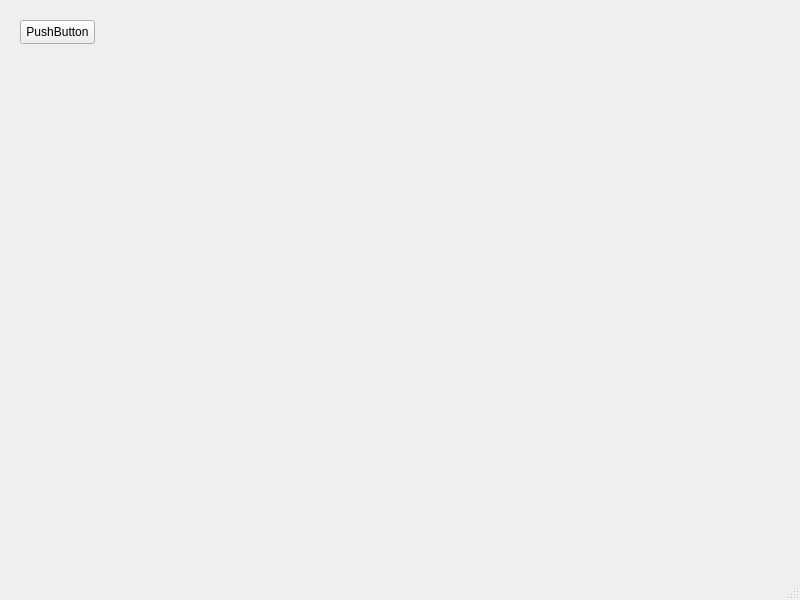
ChaseTheCrim/PhotoMagic, file arayuz.ui: the form before one commit.
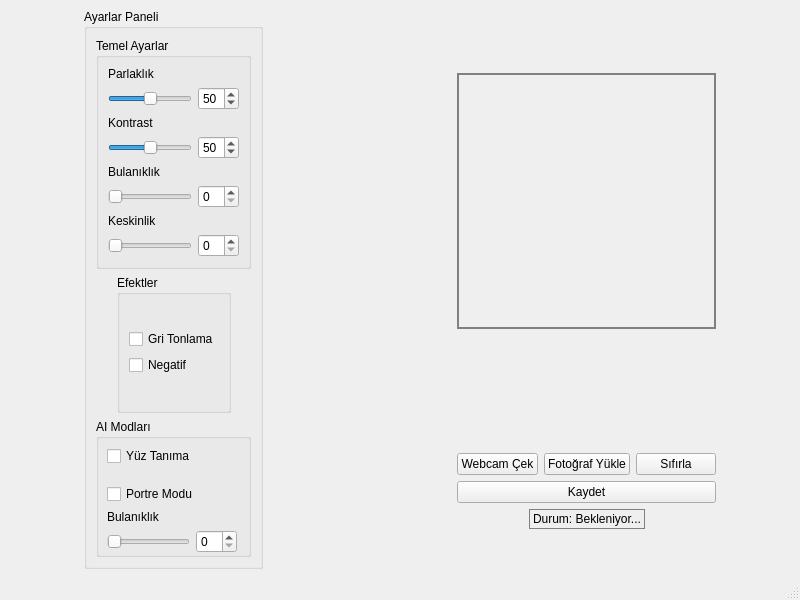
The form after the commit.

Commit message: gerekli kütüphaneler eklendi, UI eklendi, backend ve UI bağlantısı kuruldu.

What changed in the file:
```diff
--- a/arayuz.ui
+++ b/arayuz.ui
@@ -13,20 +13,470 @@
   <property name="windowTitle">
    <string>MainWindow</string>
   </property>
+  <property name="styleSheet">
+   <string notr="true"/>
+  </property>
   <widget class="QWidget" name="centralwidget">
-   <widget class="QPushButton" name="pushButton">
-    <property name="geometry">
-     <rect>
-      <x>20</x>
-      <y>20</y>
-      <width>75</width>
-      <height>24</height>
-     </rect>
-    </property>
-    <property name="text">
-     <string>PushButton</string>
-    </property>
-   </widget>
+   <layout class="QHBoxLayout" name="horizontalLayout_9">
+    <item>
+     <layout class="QVBoxLayout" name="verticalLayout_13"/>
+    </item>
+    <item>
+     <spacer name="horizontalSpacer_5">
+      <property name="orientation">
+       <enum>Qt::Orientation::Horizontal</enum>
+      </property>
+      <property name="sizeHint" stdset="0">
+       <size>
+        <width>40</width>
+        <height>20</height>
+       </size>
+      </property>
+     </spacer>
+    </item>
+    <item>
+     <layout class="QHBoxLayout" name="horizontalLayout_15">
+      <item>
+       <widget class="QGroupBox" name="main_box">
+        <property name="title">
+         <string>Ayarlar Paneli</string>
+        </property>
+        <layout class="QVBoxLayout" name="verticalLayout_14">
+         <item>
+          <widget class="QGroupBox" name="settings_box">
+           <property name="title">
+            <string>Temel Ayarlar</string>
+           </property>
+           <layout class="QVBoxLayout" name="verticalLayout_7">
+            <item>
+             <layout class="QVBoxLayout" name="verticalLayout_6">
+              <item>
+               <layout class="QVBoxLayout" name="verticalLayout">
+                <item>
+                 <widget class="QLabel" name="lbl_brightness">
+                  <property name="enabled">
+                   <bool>true</bool>
+                  </property>
+                  <property name="text">
+                   <string>Parlaklık</string>
+                  </property>
+                 </widget>
+                </item>
+                <item>
+                 <layout class="QHBoxLayout" name="horizontalLayout_2">
+                  <item>
+                   <widget class="QSlider" name="slider_brightness">
+                    <property name="sliderPosition">
+                     <number>50</number>
+                    </property>
+                    <property name="orientation">
+                     <enum>Qt::Orientation::Horizontal</enum>
+                    </property>
+                   </widget>
+                  </item>
+                  <item>
+                   <widget class="QSpinBox" name="spin_brightness">
+                    <property name="value">
+                     <number>50</number>
+                    </property>
+                   </widget>
+                  </item>
+                 </layout>
+                </item>
+               </layout>
+              </item>
+              <item>
+               <layout class="QVBoxLayout" name="verticalLayout_2">
+                <item>
+                 <widget class="QLabel" name="lbl_contrast">
+                  <property name="text">
+                   <string>Kontrast</string>
+                  </property>
+                 </widget>
+                </item>
+                <item>
+                 <layout class="QHBoxLayout" name="horizontalLayout_5">
+                  <item>
+                   <widget class="QSlider" name="slider_contrast">
+                    <property name="sliderPosition">
+                     <number>50</number>
+                    </property>
+                    <property name="orientation">
+                     <enum>Qt::Orientation::Horizontal</enum>
+                    </property>
+                   </widget>
+                  </item>
+                  <item>
+                   <widget class="QSpinBox" name="spin_contrast">
+                    <property name="value">
+                     <number>50</number>
+                    </property>
+                   </widget>
+                  </item>
+                 </layout>
+                </item>
+               </layout>
+              </item>
+              <item>
+               <layout class="QVBoxLayout" name="verticalLayout_3">
+                <item>
+                 <widget class="QLabel" name="lbl_blur">
+                  <property name="text">
+                   <string>Bulanıklık</string>
+                  </property>
+                 </widget>
+                </item>
+                <item>
+                 <layout class="QHBoxLayout" name="horizontalLayout_4">
+                  <item>
+                   <widget class="QSlider" name="slider_blur">
+                    <property name="orientation">
+                     <enum>Qt::Orientation::Horizontal</enum>
+                    </property>
+                   </widget>
+                  </item>
+                  <item>
+                   <widget class="QSpinBox" name="spin_blur"/>
+                  </item>
+                 </layout>
+                </item>
+               </layout>
+              </item>
+              <item>
+               <layout class="QVBoxLayout" name="verticalLayout_4">
+                <item>
+                 <widget class="QLabel" name="lbl_sharpness">
+                  <property name="text">
+                   <string>Keskinlik</string>
+                  </property>
+                 </widget>
+                </item>
+                <item>
+                 <layout class="QHBoxLayout" name="horizontalLayout_3">
+                  <item>
+                   <widget class="QSlider" name="slider_sharpness">
+                    <property name="orientation">
+                     <enum>Qt::Orientation::Horizontal</enum>
+                    </property>
+                   </widget>
+                  </item>
+                  <item>
+                   <widget class="QSpinBox" name="spin_sharpness"/>
+                  </item>
+                 </layout>
+                </item>
+               </layout>
+              </item>
+             </layout>
+            </item>
+           </layout>
+          </widget>
+         </item>
+         <item>
+          <layout class="QHBoxLayout" name="horizontalLayout_7">
+           <item>
+            <spacer name="horizontalSpacer_2">
+             <property name="orientation">
+              <enum>Qt::Orientation::Horizontal</enum>
+             </property>
+             <property name="sizeHint" stdset="0">
+              <size>
+               <width>20</width>
+               <height>20</height>
+              </size>
+             </property>
+            </spacer>
+           </item>
+           <item>
+            <widget class="QGroupBox" name="effect_box">
+             <property name="title">
+              <string>Efektler</string>
+             </property>
+             <layout class="QVBoxLayout" name="verticalLayout_12">
+              <item>
+               <layout class="QVBoxLayout" name="verticalLayout_11">
+                <item>
+                 <widget class="QCheckBox" name="chk_grayscale">
+                  <property name="text">
+                   <string>Gri Tonlama</string>
+                  </property>
+                 </widget>
+                </item>
+                <item>
+                 <widget class="QCheckBox" name="chk_negative">
+                  <property name="text">
+                   <string>Negatif</string>
+                  </property>
+                 </widget>
+                </item>
+               </layout>
+              </item>
+             </layout>
+            </widget>
+           </item>
+           <item>
+            <spacer name="horizontalSpacer">
+             <property name="orientation">
+              <enum>Qt::Orientation::Horizontal</enum>
+             </property>
+             <property name="sizeHint" stdset="0">
+              <size>
+               <width>20</width>
+               <height>20</height>
+              </size>
+             </property>
+            </spacer>
+           </item>
+          </layout>
+         </item>
+         <item>
+          <widget class="QGroupBox" name="AI_box">
+           <property name="title">
+            <string>AI Modları</string>
+           </property>
+           <widget class="QWidget" name="">
+            <property name="geometry">
+             <rect>
+              <x>11</x>
+              <y>27</y>
+              <width>130</width>
+              <height>107</height>
+             </rect>
+            </property>
+            <layout class="QVBoxLayout" name="verticalLayout_8">
+             <item>
+              <widget class="QCheckBox" name="chk_face_rec">
+               <property name="text">
+                <string>Yüz Tanıma</string>
+               </property>
+              </widget>
+             </item>
+             <item>
+              <layout class="QVBoxLayout" name="verticalLayout_5">
+               <item>
+                <spacer name="verticalSpacer_4">
+                 <property name="orientation">
+                  <enum>Qt::Orientation::Vertical</enum>
+                 </property>
+                 <property name="sizeHint" stdset="0">
+                  <size>
+                   <width>20</width>
+                   <height>40</height>
+                  </size>
+                 </property>
+                </spacer>
+               </item>
+               <item>
+                <widget class="QCheckBox" name="chk_portrait_mode">
+                 <property name="text">
+                  <string>Portre Modu</string>
+                 </property>
+                </widget>
+               </item>
+               <item>
+                <widget class="QLabel" name="lbl_portrait_blur">
+                 <property name="text">
+                  <string>Bulanıklık</string>
+                 </property>
+                </widget>
+               </item>
+               <item>
+                <layout class="QHBoxLayout" name="horizontalLayout_6">
+                 <item>
+                  <widget class="QSlider" name="slider_portrait_blur">
+                   <property name="orientation">
+                    <enum>Qt::Orientation::Horizontal</enum>
+                   </property>
+                  </widget>
+                 </item>
+                 <item>
+                  <widget class="QSpinBox" name="spin_portrait_blur"/>
+                 </item>
+                </layout>
+               </item>
+              </layout>
+             </item>
+            </layout>
+           </widget>
+          </widget>
+         </item>
+        </layout>
+       </widget>
+      </item>
+      <item>
+       <spacer name="horizontalSpacer_7">
+        <property name="orientation">
+         <enum>Qt::Orientation::Horizontal</enum>
+        </property>
+        <property name="sizeHint" stdset="0">
+         <size>
+          <width>188</width>
+          <height>20</height>
+         </size>
+        </property>
+       </spacer>
+      </item>
+     </layout>
+    </item>
+    <item>
+     <layout class="QVBoxLayout" name="verticalLayout_17">
+      <item>
+       <spacer name="verticalSpacer_2">
+        <property name="orientation">
+         <enum>Qt::Orientation::Vertical</enum>
+        </property>
+        <property name="sizeHint" stdset="0">
+         <size>
+          <width>20</width>
+          <height>40</height>
+         </size>
+        </property>
+       </spacer>
+      </item>
+      <item>
+       <widget class="QLabel" name="lbl_video">
+        <property name="minimumSize">
+         <size>
+          <width>256</width>
+          <height>256</height>
+         </size>
+        </property>
+        <property name="styleSheet">
+         <string notr="true">border:2px solid gray;</string>
+        </property>
+        <property name="text">
+         <string/>
+        </property>
+        <property name="scaledContents">
+         <bool>true</bool>
+        </property>
+        <property name="alignment">
+         <set>Qt::AlignmentFlag::AlignCenter</set>
+        </property>
+       </widget>
+      </item>
+      <item>
+       <spacer name="verticalSpacer">
+        <property name="orientation">
+         <enum>Qt::Orientation::Vertical</enum>
+        </property>
+        <property name="sizeHint" stdset="0">
+         <size>
+          <width>20</width>
+          <height>118</height>
+         </size>
+        </property>
+       </spacer>
+      </item>
+      <item>
+       <layout class="QVBoxLayout" name="verticalLayout_16">
+        <item>
+         <layout class="QVBoxLayout" name="verticalLayout_15">
+          <item>
+           <layout class="QHBoxLayout" name="horizontalLayout">
+            <item>
+             <widget class="QPushButton" name="btn_webcam">
+              <property name="text">
+               <string>Webcam Çek</string>
+              </property>
+             </widget>
+            </item>
+            <item>
+             <widget class="QPushButton" name="btn_photo">
+              <property name="text">
+               <string>Fotoğraf Yükle</string>
+              </property>
+             </widget>
+            </item>
+            <item>
+             <widget class="QPushButton" name="btn_reset">
+              <property name="text">
+               <string>Sıfırla</string>
+              </property>
+             </widget>
+            </item>
+           </layout>
+          </item>
+          <item>
+           <widget class="QPushButton" name="btn_save">
+            <property name="text">
+             <string>Kaydet</string>
+            </property>
+           </widget>
+          </item>
+         </layout>
+        </item>
+        <item>
+         <layout class="QHBoxLayout" name="horizontalLayout_8">
+          <item>
+           <spacer name="horizontalSpacer_4">
+            <property name="orientation">
+             <enum>Qt::Orientation::Horizontal</enum>
+            </property>
+            <property name="sizeHint" stdset="0">
+             <size>
+              <width>40</width>
+              <height>20</height>
+             </size>
+            </property>
+           </spacer>
+          </item>
+          <item>
+           <widget class="QLabel" name="lbl_status">
+            <property name="styleSheet">
+             <string notr="true">border:1px solid gray;</string>
+            </property>
+            <property name="text">
+             <string>Durum: Bekleniyor...</string>
+            </property>
+           </widget>
+          </item>
+          <item>
+           <spacer name="horizontalSpacer_3">
+            <property name="orientation">
+             <enum>Qt::Orientation::Horizontal</enum>
+            </property>
+            <property name="sizeHint" stdset="0">
+             <size>
+              <width>40</width>
+              <height>20</height>
+             </size>
+            </property>
+           </spacer>
+          </item>
+         </layout>
+        </item>
+        <item>
+         <spacer name="verticalSpacer_3">
+          <property name="orientation">
+           <enum>Qt::Orientation::Vertical</enum>
+          </property>
+          <property name="sizeHint" stdset="0">
+           <size>
+            <width>20</width>
+            <height>40</height>
+           </size>
+          </property>
+         </spacer>
+        </item>
+       </layout>
+      </item>
+     </layout>
+    </item>
+    <item>
+     <spacer name="horizontalSpacer_6">
+      <property name="orientation">
+       <enum>Qt::Orientation::Horizontal</enum>
+      </property>
+      <property name="sizeHint" stdset="0">
+       <size>
+        <width>40</width>
+        <height>20</height>
+       </size>
+      </property>
+     </spacer>
+    </item>
+   </layout>
   </widget>
   <widget class="QMenuBar" name="menubar">
    <property name="geometry">
```
The commit also changes 3 other files.
